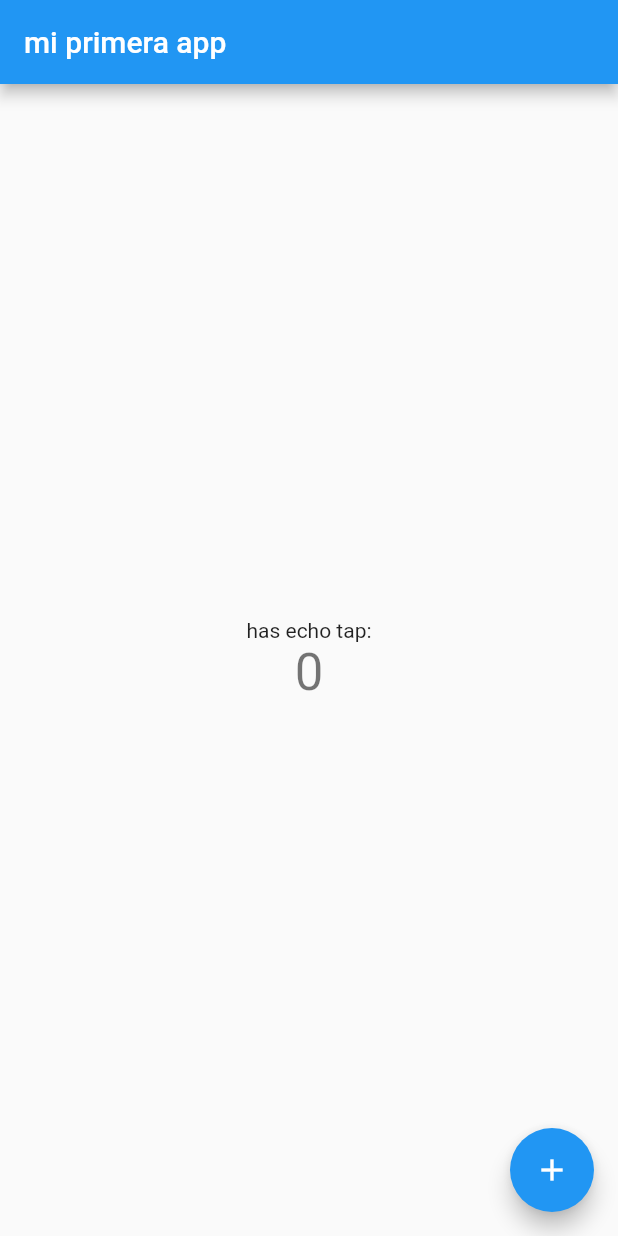
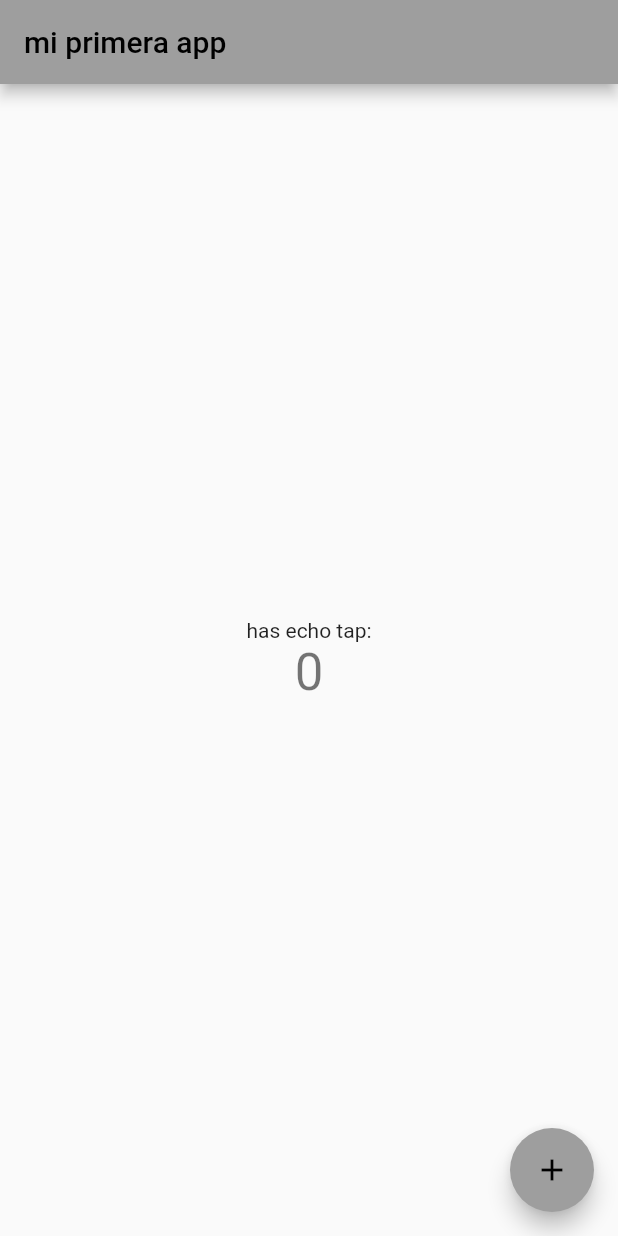
Before and after one commit to CodeRagnarok07/flutter, a Flutter app: the MyHomePage screen opened directly, on a phone screen of 412 x 824 dp. Run offline on Flutter 3.47's test engine with Material 2 defaults, Android fonts, the phone set to English and light mode, and no system bars.

Commit message:
curso dart

```diff
--- a/lib/app_00/main.dart
+++ b/lib/app_00/main.dart
@@ -1,11 +1,11 @@
 import 'package:flutter/material.dart';
 
-void main() {
-  runApp(const MyApp());
-}
+// void main() {
+//   runApp(const MyApp00());
+// }
 
-class MyApp extends StatelessWidget {
-  const MyApp({super.key});
+class MyApp00 extends StatelessWidget {
+  const MyApp00({super.key});
 
   // This widget is the root of your application.
   @override
--- a/lib/main.dart
+++ b/lib/main.dart
@@ -1,4 +1,5 @@
 import 'package:flutter/material.dart';
+import 'navegator.dart';
 
 void main() {
   runApp(const MyApp());
@@ -11,106 +12,27 @@ class MyApp extends StatelessWidget {
   @override
   Widget build(BuildContext context) {
     return MaterialApp(
-      title: 'Flutter Demo',
-      theme: ThemeData(
-        // This is the theme of your application.
-        //
-        // Try running your application with "flutter run". You'll see the
-        // application has a blue toolbar. Then, without quitting the app, try
-        // changing the primarySwatch below to Colors.green and then invoke
-        // "hot reload" (press "r" in the console where you ran "flutter run",
-        // or simply save your changes to "hot reload" in a Flutter IDE).
-        // Notice that the counter didn't reset back to zero; the application
-        // is not restarted.
-        primarySwatch: Colors.blue,
-      ),
-      home: const MyHomePage(title: 'mi primera app'),
-    );
+        title: 'Flutter Demo',
+        theme: ThemeData(
+            primarySwatch: Colors.grey, secondaryHeaderColor: Colors.amber),
+        home: Navegator()
+        // appBar: AppBar(
+        //   centerTitle: true,
+        //   title: const Text(
+        //     "soy el titulo",
+        //     textAlign: TextAlign.center,
+        //   ),
+        // ),
+        // body: SingleChildScrollView(
+        //   scrollDirection: Axis.vertical,
+        //   child: Stack(
+        //     children: [
+        //       DescriptionPlace("titulo", text, 4),
+        //       Header(),
+        //     ],
+        //   ),
+        // ))
+
+        );
   }
 }
-
-class MyHomePage extends StatefulWidget {
-  const MyHomePage({super.key, required this.title});
-
-  // This widget is the home page of your application. It is stateful, meaning
-  // that it has a State object (defined below) that contains fields that affect
-  // how it looks.
-
-  // This class is the configuration for the state. It holds the values (in this
-  // case the title) provided by the parent (in this case the App widget) and
-  // used by the build method of the State. Fields in a Widget subclass are
-  // always marked "final".
-
-  final String title;
-
-  @override
-  State<MyHomePage> createState() => _MyHomePageState();
-}
-
-class _MyHomePageState extends State<MyHomePage> {
-  int _counter = 0;
-
-  void _incrementCounter() {
-    setState(() {
-      // This call to setState tells the Flutter framework that something has
-      // changed in this State, which causes it to rerun the build method below
-      // so that the display can reflect the updated values. If we changed
-      // _counter without calling setState(), then the build method would not be
-      // called again, and so nothing would appear to happen.
-      _counter++;
-    });
-  }
-
-  @override
-  Widget build(BuildContext context) {
-    // This method is rerun every time setState is called, for instance as done
-    // by the _incrementCounter method above.
-    //
-    // The Flutter framework has been optimized to make rerunning build methods
-    // fast, so that you can just rebuild anything that needs updating rather
-    // than having to individually change instances of widgets.
-    return Scaffold(
-      appBar: AppBar(
-        // Here we take the value from the MyHomePage object that was created by
-        // the App.build method, and use it to set our appbar title.
-        title: Text(widget.title),
-      ),
-      body: Center(
-        // Center is a layout widget. It takes a single child and positions it
-        // in the middle of the parent.
-        child: Column(
-          // Column is also a layout widget. It takes a list of children and
-          // arranges them vertically. By default, it sizes itself to fit its
-          // children horizontally, and tries to be as tall as its parent.
-          //
-          // Invoke "debug painting" (press "p" in the console, choose the
-          // "Toggle Debug Paint" action from the Flutter Inspector in Android
-          // Studio, or the "Toggle Debug Paint" command in Visual Studio Code)
-          // to see the wireframe for each widget.
-          //
-          // Column has various properties to control how it sizes itself and
-          // how it positions its children. Here we use mainAxisAlignment to
-          // center the children vertically; the main axis here is the vertical
-          // axis because Columns are vertical (the cross axis would be
-          // horizontal).
-          mainAxisAlignment: MainAxisAlignment.center,
-          children: <Widget>[
-            const Text(
-              'has echo tap:',
-            ),
-            Text(
-              '$_counter',
-              style: Theme.of(context).textTheme.headline4,
-            ),
-          ],
-        ),
-      ),
-      floatingActionButton: FloatingActionButton(
-        onPressed: _incrementCounter,
-        tooltip: 'Increment',
-        child: const Icon(Icons.add),
-      ), // This trailing comma makes auto-formatting nicer for build methods.
-      // floatingActionButtonLocation: ,
-    );
-  }
-}
```
Also changed, not shown: Readme/dart.dart (added, +110 -0 lines), lib/app_01/main.dart (deleted, +0 -52 lines), lib/home/buttom_like.dart (added, +40 -0 lines), lib/home/card_img.dart (renamed from lib/app_01/card_img.dart, +6 -1 lines), lib/home/main.dart (added, +26 -0 lines), lib/navegator.dart (added, +59 -0 lines), lib/searsh/main.dart (added, +12 -0 lines), lib/home/button_navigate.dart (renamed from lib/app_01/button_navigate.dart), lib/home/descriptrion_place.dart (renamed from lib/app_01/descriptrion_place.dart), lib/home/header.dart (renamed from lib/app_01/header.dart), lib/home/list_imgs.dart (renamed from lib/app_01/list_imgs.dart), lib/home/list_review.dart (renamed from lib/app_01/list_review.dart), lib/home/scroll_behavior.dart (renamed from lib/app_01/scroll_behavior.dart).
